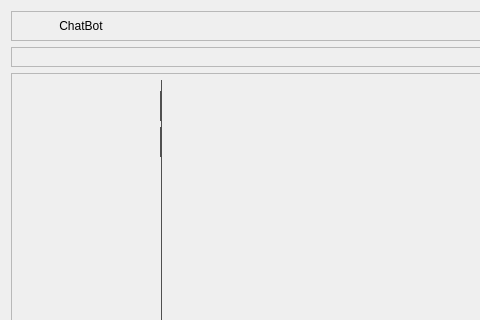
This is widget/Setting/ChatBot/WChatBotMainUI.ui in yechaoGitHub/AI as Qt 5 draws it before an edit; both pictures show x 0 to 480 and y 0 to 320 of the 830 by 660 pixel window. The edited form follows.
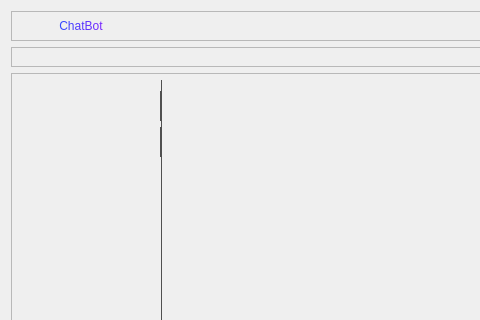
This is the edited form. Icons and pictures are not drawn. Custom widgets are drawn as their Qt base class.

What changed in the file:
```diff
--- a/widget/Setting/ChatBot/WChatBotMainUI.ui
+++ b/widget/Setting/ChatBot/WChatBotMainUI.ui
@@ -41,16 +41,6 @@
 	background-image: url(:/QtTest/icon/Setting/chatbot/left.png);
 }
 
-QPushButton#pb_left{
-	font: 24px &quot;微软雅黑&quot;;
-	color:#000000;
-}
-
-QPushButton#pb_left:hover{
-	font: 24px &quot;微软雅黑&quot;;
-	color:qlineargradient(spread:pad, x1:0, y1:0, x2:1, y2:1, stop:0 #0066FF, stop:1 #BD00FF);
-}
-
 QPushButton#pb_open[open=true]{
 	background-image: url(:/QtTest/icon/Setting/open.png);
 }
@@ -129,6 +119,12 @@
           <height>24</height>
          </size>
         </property>
+        <property name="styleSheet">
+         <string notr="true">background-color: rgba(255, 255, 255,0);
+font: 24px &quot;微软雅黑&quot;;
+color: qlineargradient(spread:pad, x1:0, y1:0, x2:111, y2:20, stop:0 #0066FF, stop:1 #BD00FF);
+</string>
+        </property>
         <property name="text">
          <string>ChatBot</string>
         </property>
```
Left out of the diff: 3 changed lines with no effect on the pictures.
